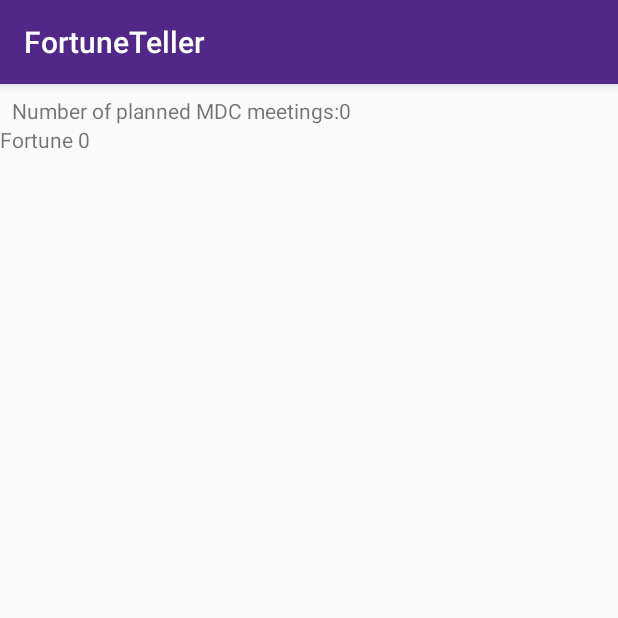
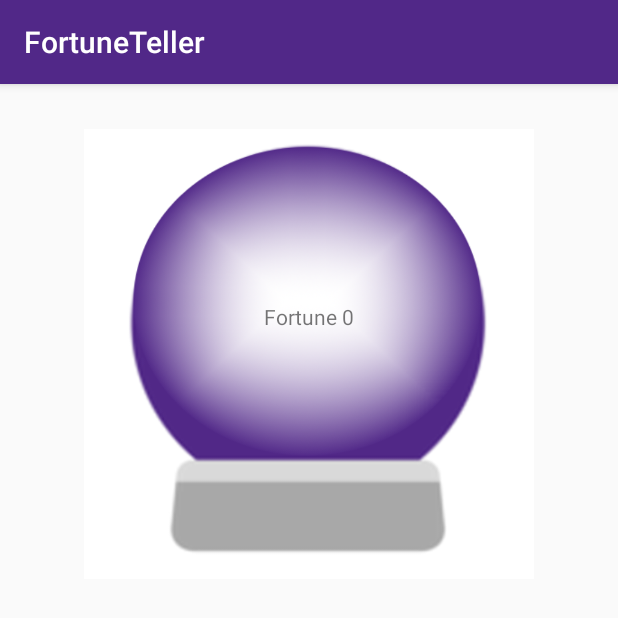
Before and after one commit to KSU-Mobile-Dev-Club/FortuneTeller, an Android app: the FortuneActivity screen opened directly, with no data from a screen before it, on a phone screen of 412 x 824 dp, the top half of it. Run offline under Robolectric (Android 15) with nearby library versions, the phone set to English and light mode, and no system bars.

Commit message:
Added crystal ball image to FortuneActivity to use as the background for the fortunes.

```diff
--- a/app/src/main/java/com/example/laurel/fortuneteller/FortuneActivity.java
+++ b/app/src/main/java/com/example/laurel/fortuneteller/FortuneActivity.java
@@ -26,8 +26,8 @@ public class FortuneActivity extends AppCompatActivity {
 
     private void setMeetingCountLabel() {
         meetingCount = getIntent().getIntExtra(MEETING_COUNT, 0);
-        TextView label = findViewById(R.id.meetingCountLabel);
-        label.setText(getResources().getString(R.string.meeting_count_label) + meetingCount);
+        //TextView label = findViewById(R.id.meetingCountLabel);
+        //label.setText(getResources().getString(R.string.meeting_count_label) + meetingCount);
     }
 
     private void setFortune()
--- a/app/src/main/res/drawable/crystal_ball_background.xml
+++ /dev/null
@@ -1,3 +0,0 @@
-<?xml version="1.0" encoding="utf-8"?>
-<bitmap xmlns:android="http://schemas.android.com/apk/res/android"
-    android:src="@drawable/crystal_ball" android:alpha="0.4"/>
--- a/app/src/main/res/layout/activity_fortune.xml
+++ b/app/src/main/res/layout/activity_fortune.xml
@@ -6,21 +6,25 @@
     android:layout_height="match_parent"
     tools:context=".FortuneActivity">
 
-    <TextView
-        android:id="@+id/meetingCountLabel"
-        android:layout_width="wrap_content"
-        android:layout_height="wrap_content"
-        android:layout_marginLeft="8dp"
-        android:layout_marginStart="8dp"
-        android:layout_marginTop="8dp"
-        app:layout_constraintStart_toStartOf="parent"
-        app:layout_constraintTop_toTopOf="parent" />
+    <ImageView
+        android:id="@+id/crystalBall"
+        android:layout_width="300dp"
+        android:layout_height="300dp"
+        android:layout_marginTop="30dp"
+        android:src="@drawable/crystal_ball_for_fortune"
+        app:layout_constraintTop_toTopOf="parent"
+        app:layout_constraintEnd_toEndOf="parent"
+        app:layout_constraintStart_toStartOf="parent" />
 
     <TextView
+        android:layout_width="120dp"
+        android:layout_height="wrap_content"
         android:id="@+id/fortune"
-        android:layout_width="wrap_content"
-        android:layout_height="wrap_content"
+        android:textAlignment="center"
+        android:layout_marginBottom="50dp"
+        app:layout_constraintEnd_toEndOf="parent"
         app:layout_constraintStart_toStartOf="parent"
-        app:layout_constraintTop_toBottomOf="@id/meetingCountLabel"/>
+        app:layout_constraintTop_toTopOf="@id/crystalBall"
+        app:layout_constraintBottom_toBottomOf="@id/crystalBall"/>
 
 </android.support.constraint.ConstraintLayout>
--- a/app/src/main/res/layout/activity_main.xml
+++ b/app/src/main/res/layout/activity_main.xml
@@ -4,7 +4,6 @@
     xmlns:tools="http://schemas.android.com/tools"
     android:layout_width="match_parent"
     android:layout_height="match_parent"
-    android:background="@drawable/crystal_ball_background"
     tools:context=".MainActivity">
 
 
```
Also changed, not shown: app/src/main/res/drawable/crystal_ball.jpg (deleted), app/src/main/res/drawable/crystal_ball_for_fortune.png (added).
